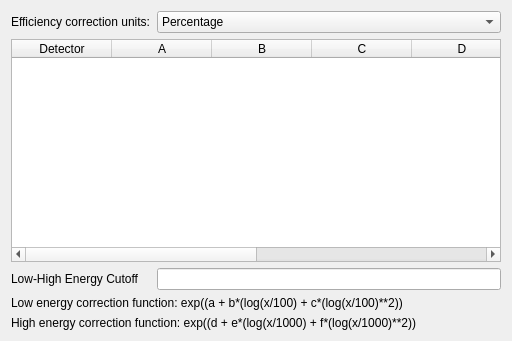
First picture: the form in src/EVA/gui/ui_files/efficiency_corrections.ui, repository ISISMuon/EVA, before the edit.
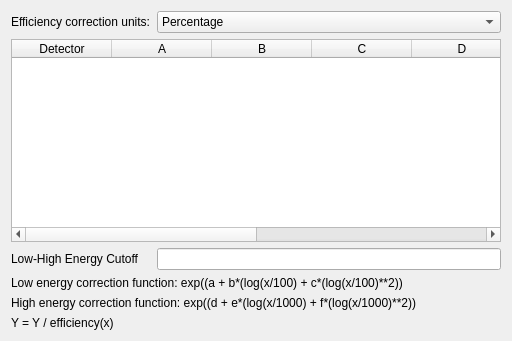
Second picture: the form after the edit. Custom widgets are drawn as their Qt base class.

Patch:
```diff
--- a/src/EVA/gui/ui_files/efficiency_corrections.ui
+++ b/src/EVA/gui/ui_files/efficiency_corrections.ui
@@ -116,6 +116,13 @@
      </property>
     </widget>
    </item>
+   <item row="5" column="0">
+    <widget class="QLabel" name="label">
+     <property name="text">
+      <string>Y = Y / efficiency(x)</string>
+     </property>
+    </widget>
+   </item>
   </layout>
  </widget>
  <customwidgets>
```
